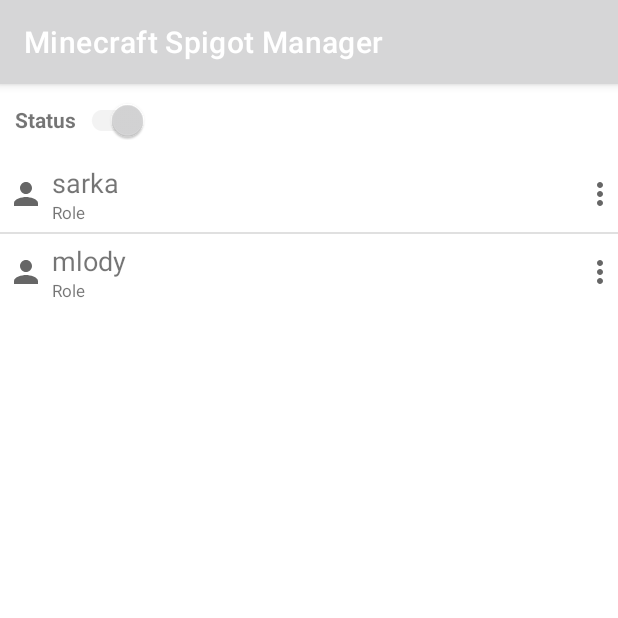
After one commit to filipizydorczyk/minecraft-spigot-manager, an Android app: the fragment WhitelistedPlayersFragment shown on its own in the app's theme, on a phone screen of 412 x 824 dp, the top half of it. The commit adds this screen. Run offline under Robolectric (Android 15) with nearby library versions, the phone set to English and light mode, and no system bars.

Commit message:
Added whitelisted players view

```diff
--- a/app/src/main/java/pl/sadboifilip/minecraftspigotmanager/data/ServerDataRepository.java
+++ b/app/src/main/java/pl/sadboifilip/minecraftspigotmanager/data/ServerDataRepository.java
@@ -91,7 +91,10 @@ public class ServerDataRepository {
      * @return list of info about players that are whitelisted
      */
     public List<PlayerInfo> getWhitelistedPlayers(){
-        return new ArrayList<>();
+        return Arrays.asList(
+                new PlayerInfo("sarka", ServerRoles.WHITELISTED_PLAYER),
+                new PlayerInfo("mlody", ServerRoles.WHITELISTED_PLAYER)
+        );
     }
 
     /**
--- /dev/null
+++ b/app/src/main/java/pl/sadboifilip/minecraftspigotmanager/data/viewmodels/WhitelistedPlayersViewModel.java
@@ -0,0 +1,60 @@
+package pl.sadboifilip.minecraftspigotmanager.data.viewmodels;
+
+import android.app.Application;
+
+import androidx.annotation.NonNull;
+import androidx.lifecycle.AndroidViewModel;
+import androidx.lifecycle.LiveData;
+import androidx.lifecycle.MutableLiveData;
+import androidx.lifecycle.ViewModel;
+import androidx.lifecycle.ViewModelProvider;
+
+import java.util.List;
+
+import pl.sadboifilip.minecraftspigotmanager.MinecraftSpigotManagerApp;
+import pl.sadboifilip.minecraftspigotmanager.data.ServerDataRepository;
+import pl.sadboifilip.minecraftspigotmanager.data.models.PlayerInfo;
+
+public class WhitelistedPlayersViewModel extends AndroidViewModel {
+
+    private ServerDataRepository repository;
+    private MutableLiveData<List<PlayerInfo>> whitelistedPlayers;
+    private MutableLiveData<Boolean> isWhitelistedEnabled;
+
+    public WhitelistedPlayersViewModel(@NonNull Application application) {
+        super(application);
+        this.repository = ((MinecraftSpigotManagerApp) getApplication()).appContainer.getServerDataRepository();
+    }
+
+    public LiveData<List<PlayerInfo>> getWhitelistedPlayers(){
+        if(this.whitelistedPlayers==null){
+            this.whitelistedPlayers = new MutableLiveData<>();
+        }
+        this.whitelistedPlayers.postValue(this.repository.getWhitelistedPlayers());
+        return this.whitelistedPlayers;
+    }
+
+    public LiveData<Boolean> isWhitelistedEnabled(){
+        if(this.isWhitelistedEnabled==null){
+            this.isWhitelistedEnabled = new MutableLiveData<>();
+        }
+        this.isWhitelistedEnabled.postValue(this.repository.isWhitelistEnabled());
+        return this.isWhitelistedEnabled;
+    }
+
+
+    public static class WhitelistedPlayersViewModelFactory implements ViewModelProvider.Factory{
+
+        private Application mApp;
+
+        public WhitelistedPlayersViewModelFactory(Application app){
+            this.mApp = app;
+        }
+
+        @NonNull
+        @Override
+        public <T extends ViewModel> T create(@NonNull Class<T> modelClass) {
+            return (T) new WhitelistedPlayersViewModel(this.mApp);
+        }
+    }
+}
--- a/app/src/main/java/pl/sadboifilip/minecraftspigotmanager/ui/players/fragments/BannedPlayersFragment.java
+++ b/app/src/main/java/pl/sadboifilip/minecraftspigotmanager/ui/players/fragments/BannedPlayersFragment.java
@@ -11,11 +11,11 @@ import androidx.lifecycle.ViewModelProvider;
 
 import pl.sadboifilip.minecraftspigotmanager.R;
 import pl.sadboifilip.minecraftspigotmanager.data.viewmodels.BannedPlayersViewModel;
-import pl.sadboifilip.minecraftspigotmanager.databinding.FragmentMainBinding;
+import pl.sadboifilip.minecraftspigotmanager.databinding.FragmentPlayersBasicBinding;
 import pl.sadboifilip.minecraftspigotmanager.ui.adapters.PlayersInfoAdapter;
 
 public class BannedPlayersFragment  extends Fragment {
-    private FragmentMainBinding binding;
+    private FragmentPlayersBasicBinding binding;
     private BannedPlayersViewModel viewModel;
 
 
@@ -30,7 +30,7 @@ public class BannedPlayersFragment  extends Fragment {
             @NonNull LayoutInflater inflater, ViewGroup container,
             Bundle savedInstanceState) {
 
-        binding = FragmentMainBinding.inflate(inflater, container, false);
+        binding = FragmentPlayersBasicBinding.inflate(inflater, container, false);
         View root = binding.getRoot();
 
         this.viewModel.getBannedPlayers().observe(getViewLifecycleOwner(),players -> {
--- a/app/src/main/java/pl/sadboifilip/minecraftspigotmanager/ui/players/fragments/PlayersFragmentFactory.java
+++ b/app/src/main/java/pl/sadboifilip/minecraftspigotmanager/ui/players/fragments/PlayersFragmentFactory.java
@@ -18,7 +18,7 @@ public class PlayersFragmentFactory {
             case 0:
                 return new ActivePlayersFragment();
             case 1:
-                return new ActivePlayersFragment();
+                return new WhitelistedPlayersFragment();
             case 2:
                 return new BannedPlayersFragment();
         }
--- /dev/null
+++ b/app/src/main/java/pl/sadboifilip/minecraftspigotmanager/ui/players/fragments/WhitelistedPlayersFragment.java
@@ -0,0 +1,56 @@
+package pl.sadboifilip.minecraftspigotmanager.ui.players.fragments;
+
+import android.os.Bundle;
+import android.view.LayoutInflater;
+import android.view.View;
+import android.view.ViewGroup;
+
+import androidx.annotation.NonNull;
+import androidx.fragment.app.Fragment;
+import androidx.lifecycle.ViewModelProvider;
+
+import pl.sadboifilip.minecraftspigotmanager.R;
+import pl.sadboifilip.minecraftspigotmanager.data.viewmodels.WhitelistedPlayersViewModel;
+import pl.sadboifilip.minecraftspigotmanager.databinding.FragmentPlayersWhitelistedBinding;
+import pl.sadboifilip.minecraftspigotmanager.ui.adapters.PlayersInfoAdapter;
+
+public class WhitelistedPlayersFragment extends Fragment {
+    private FragmentPlayersWhitelistedBinding binding;
+    private WhitelistedPlayersViewModel viewModel;
+
+
+    @Override
+    public void onCreate(Bundle savedInstanceState) {
+        super.onCreate(savedInstanceState);
+        this.viewModel = new ViewModelProvider(this, new WhitelistedPlayersViewModel.WhitelistedPlayersViewModelFactory(getActivity().getApplication())).get(WhitelistedPlayersViewModel.class);
+    }
+
+    @Override
+    public View onCreateView(
+            @NonNull LayoutInflater inflater, ViewGroup container,
+            Bundle savedInstanceState) {
+
+        binding = FragmentPlayersWhitelistedBinding.inflate(inflater, container, false);
+        View root = binding.getRoot();
+
+        this.viewModel.isWhitelistedEnabled().observe(getViewLifecycleOwner(), isEnabled -> {
+            if(isEnabled != null){
+                binding.switchCompactWhitelistEnabled.setChecked(isEnabled);
+            }
+        });
+        this.viewModel.getWhitelistedPlayers().observe(getViewLifecycleOwner(),players -> {
+            if(players != null){
+                final PlayersInfoAdapter adapter =  new PlayersInfoAdapter(getActivity(), R.layout.listelement_player, players);
+                binding.listviewPlayers.setAdapter(adapter);
+            }
+        });
+
+        return root;
+    }
+
+    @Override
+    public void onDestroyView() {
+        super.onDestroyView();
+        binding = null;
+    }
+}
--- /dev/null
+++ b/app/src/main/res/layout/fragment_players_whitelisted.xml
@@ -0,0 +1,38 @@
+<?xml version="1.0" encoding="utf-8"?>
+<LinearLayout
+    xmlns:android="http://schemas.android.com/apk/res/android"
+    xmlns:tools="http://schemas.android.com/tools"
+    android:id="@+id/constraintLayout"
+    android:layout_width="match_parent"
+    android:layout_height="match_parent"
+    tools:context=".ui.players.fragments.ActivePlayersFragment"
+    android:orientation="vertical"
+    >
+
+    <LinearLayout
+        android:layout_width="match_parent"
+        android:layout_height="wrap_content"
+        android:orientation="horizontal"
+        android:paddingHorizontal="10dp">
+
+        <TextView
+            android:layout_width="wrap_content"
+            android:layout_height="wrap_content"
+            android:text="@string/label_status"
+            android:textStyle="bold"
+            />
+        <androidx.appcompat.widget.SwitchCompat
+            android:layout_width="wrap_content"
+            android:layout_height="wrap_content"
+            android:id="@+id/switch_compact_whitelist_enabled"/>
+
+
+    </LinearLayout>
+
+    <ListView
+        android:id="@+id/listview_players"
+        android:layout_width="match_parent"
+        android:layout_height="wrap_content"
+        />
+
+</LinearLayout>
--- a/app/src/main/res/values/strings.xml
+++ b/app/src/main/res/values/strings.xml
@@ -8,4 +8,5 @@
     <string name="label_token">Token</string>
     <string name="button_server_info_save">Save</string>
     <string name="label_logs">Logs</string>
+    <string name="label_status">Status</string>
 </resources>
```
